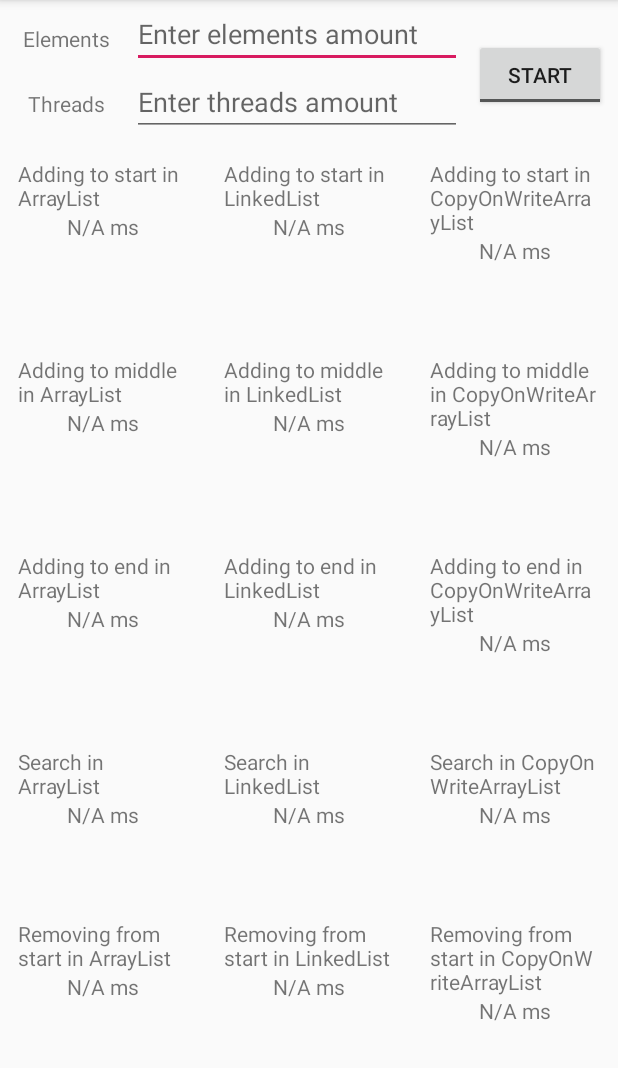
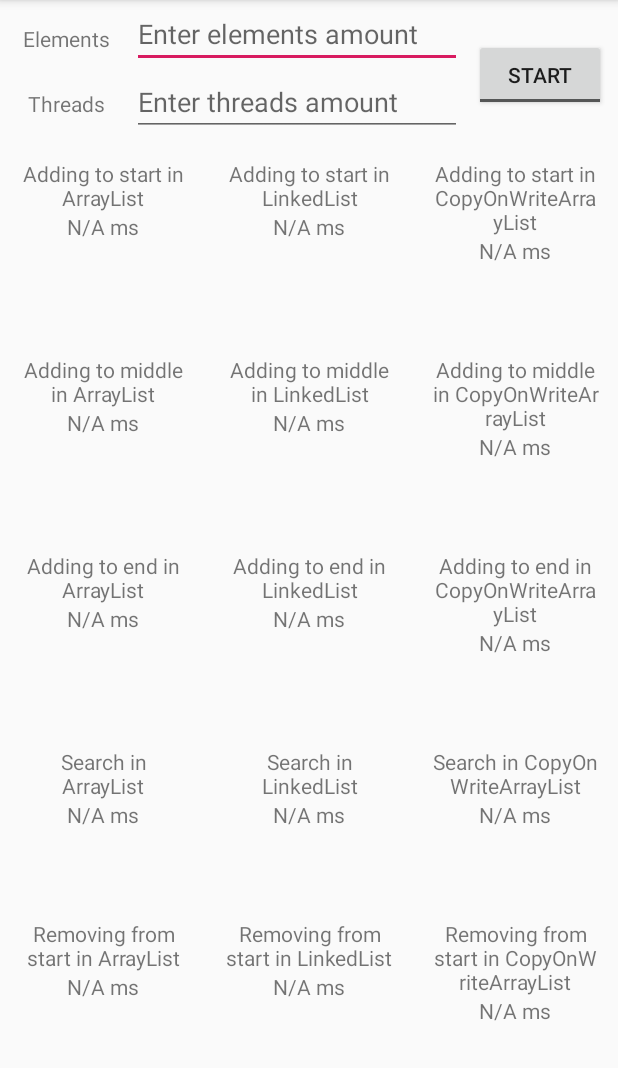
Before and after one commit to denisnavodnikov/CollectionsAndMaps, an Android app: the screen it shows after launch (MainActivity), on a phone screen of 412 x 824 dp, the part 168-1236 px from its top. Run offline under Robolectric (Android 15) with nearby library versions, the phone set to English and light mode, and no system bars; our stand-ins replace ButterKnife, Dagger/Hilt's generated code, RxJava.

Commit message:
Task4 Version 5.0

```diff
--- a/app/src/main/res/layout/item_collections_and_maps.xml
+++ b/app/src/main/res/layout/item_collections_and_maps.xml
@@ -13,6 +13,7 @@
         android:layout_width="match_parent"
         android:layout_height="wrap_content"
         android:text="Array"
+        android:gravity="center"
         android:textSize="14sp" />
 
     <TextView
@@ -28,6 +29,6 @@
         style="?android:attr/progressBarStyle"
         android:layout_width="match_parent"
         android:layout_height="wrap_content"
-        android:visibility="visible"/>
+        android:alpha="0"/>
 
 </LinearLayout>
```
